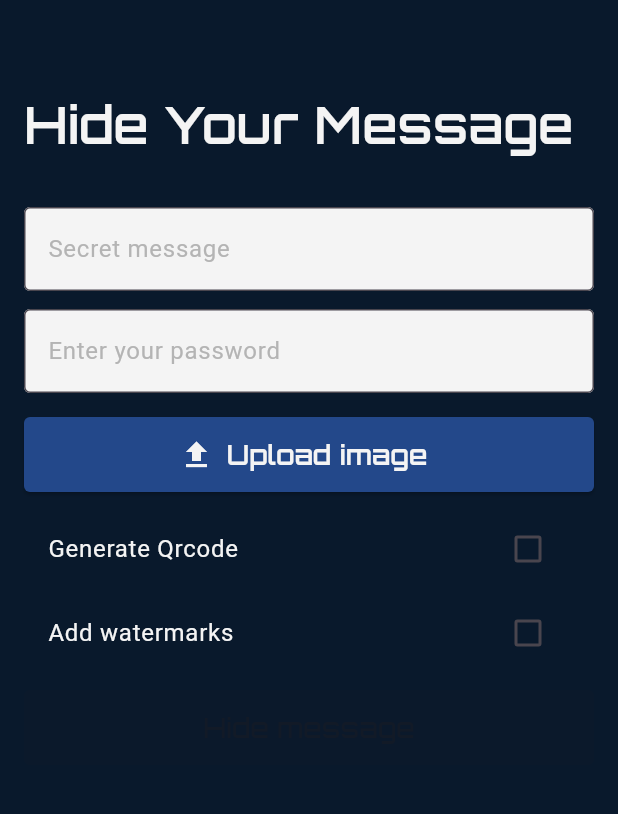
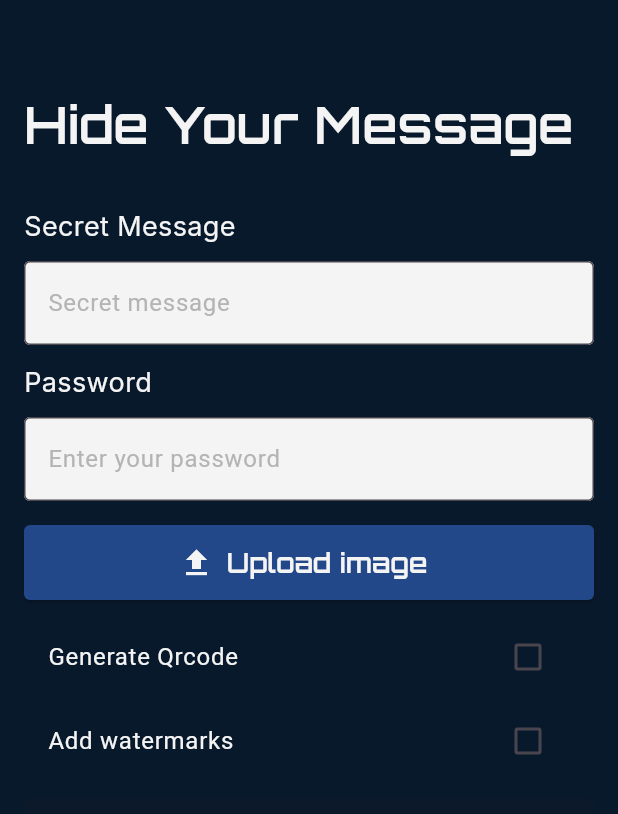
Before and after one commit to Malak-Atieh/SilentPixel, a Flutter app: the HideMessageScreen screen opened directly, on a phone screen of 412 x 824 dp, the part 72-886 px from its top. Run offline on Flutter 3.47's test engine with Material 3 defaults, Android fonts, the phone set to English and light mode, and no system bars; our stand-ins replace font_awesome_flutter, image_picker; project files that could hold a hidden picture were left out.

Commit message:
added input labels

```diff
--- a/frontend/lib/pages/encode.dart
+++ b/frontend/lib/pages/encode.dart
@@ -99,8 +99,28 @@ class _HideMessageScreenState extends State<HideMessageScreen> {
               )
             ),
             SizedBox(height: 30),
+            Text(
+                'Secret Message',
+                style: TextStyle(
+                  fontFamily: 'Inter',
+                  fontWeight: FontWeight.w400,
+                  color: Color(0xFFF4F4F4),
+                  fontSize: 18,
+                )
+            ),
+            SizedBox(height: 10),
             _buildTextField(_messageController, 'Secret message'),
             SizedBox(height: 12),
+            Text(
+                'Password',
+                style: TextStyle(
+                  fontFamily: 'Inter',
+                  fontWeight: FontWeight.w400,
+                  color: Color(0xFFF4F4F4),
+                  fontSize: 18,
+                )
+            ),
+            SizedBox(height: 10),
             _buildTextField(_passwordController, 'Enter your password',
             obscure: true),
             SizedBox(height: 16),
```
Also changed, not shown: frontend/lib/pages/decode.dart (+11 -0 lines).
